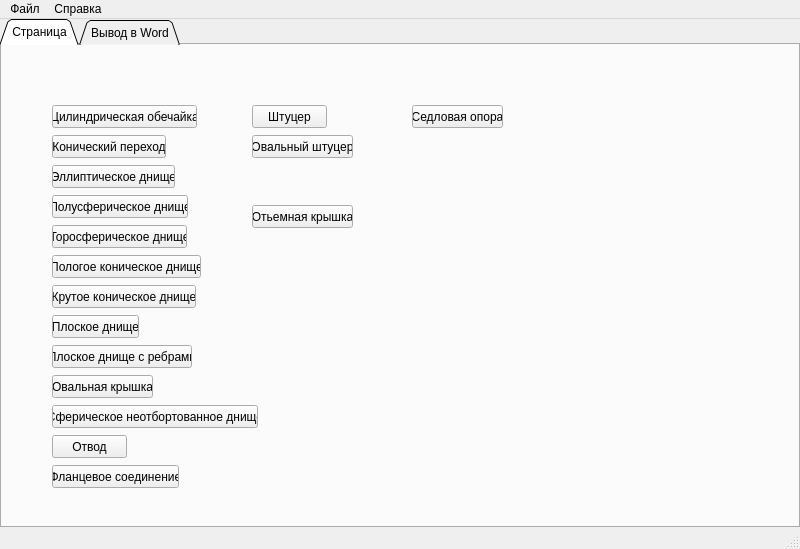
Above: Raschet/MainForm.ui from darkbgit/Raschet before the change. Below: the same form after it.
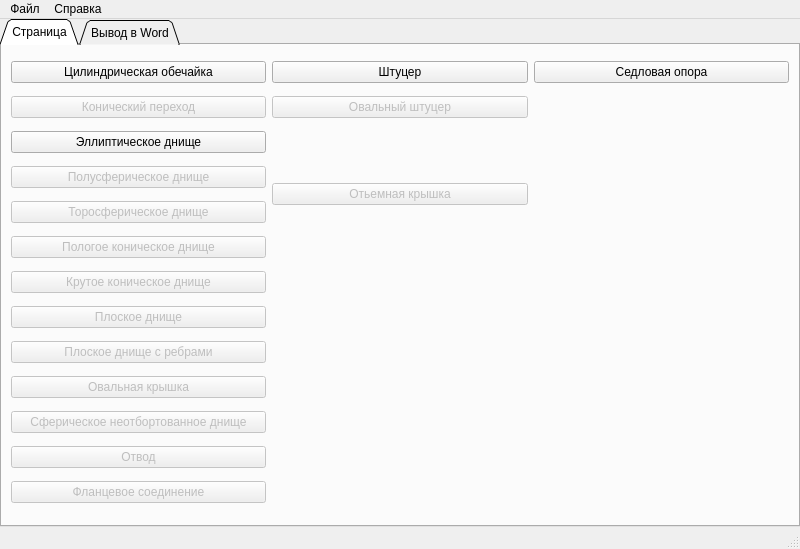
That is the form after the change.

What changed in the file:
```diff
--- a/Raschet/MainForm.ui
+++ b/Raschet/MainForm.ui
@@ -32,7 +32,7 @@
       <x>0</x>
       <y>0</y>
       <width>800</width>
-      <height>509</height>
+      <height>508</height>
      </rect>
     </property>
     <property name="sizePolicy">
@@ -66,227 +66,166 @@
      <attribute name="title">
       <string>Страница</string>
      </attribute>
+     <layout class="QGridLayout" name="gridLayout_3">
+      <item row="0" column="0">
      <widget class="QPushButton" name="pb_ob">
-      <property name="geometry">
-       <rect>
-        <x>50</x>
-        <y>60</y>
-        <width>145</width>
-        <height>23</height>
-       </rect>
-      </property>
       <property name="text">
        <string>Цилиндрическая обечайка</string>
       </property>
      </widget>
+      </item>
+      <item row="0" column="1">
+       <widget class="QPushButton" name="pushButton_12">
+        <property name="text">
+         <string>Штуцер</string>
+        </property>
+       </widget>
+      </item>
+      <item row="0" column="2">
+       <widget class="QPushButton" name="pbSaddle">
+        <property name="text">
+         <string>Седловая опора</string>
+        </property>
+       </widget>
+      </item>
+      <item row="1" column="0">
      <widget class="QPushButton" name="pb_kon">
-      <property name="geometry">
-       <rect>
-        <x>50</x>
-        <y>90</y>
-        <width>114</width>
-        <height>23</height>
-       </rect>
+        <property name="enabled">
+         <bool>false</bool>
       </property>
       <property name="text">
        <string>Конический переход</string>
       </property>
      </widget>
+      </item>
+      <item row="1" column="1">
+       <widget class="QPushButton" name="pushButton_13">
+        <property name="enabled">
+         <bool>false</bool>
+        </property>
+        <property name="text">
+         <string>Овальный штуцер</string>
+        </property>
+       </widget>
+      </item>
+      <item row="2" column="0">
      <widget class="QPushButton" name="pb_el">
-      <property name="geometry">
-       <rect>
-        <x>50</x>
-        <y>120</y>
-        <width>123</width>
-        <height>23</height>
-       </rect>
-      </property>
       <property name="text">
        <string>Эллиптическое днище</string>
       </property>
      </widget>
+      </item>
+      <item row="3" column="0">
      <widget class="QPushButton" name="pushButton_4">
-      <property name="geometry">
-       <rect>
-        <x>50</x>
-        <y>150</y>
-        <width>136</width>
-        <height>23</height>
-       </rect>
+        <property name="enabled">
+         <bool>false</bool>
       </property>
       <property name="text">
        <string>Полусферическое днище</string>
       </property>
      </widget>
+      </item>
+      <item row="3" column="1" rowspan="2">
+       <widget class="QPushButton" name="pushButton_16">
+        <property name="enabled">
+         <bool>false</bool>
+        </property>
+        <property name="text">
+         <string>Отьемная крышка</string>
+        </property>
+       </widget>
+      </item>
+      <item row="4" column="0">
      <widget class="QPushButton" name="pushButton_5">
-      <property name="geometry">
-       <rect>
-        <x>50</x>
-        <y>180</y>
-        <width>135</width>
-        <height>23</height>
-       </rect>
+        <property name="enabled">
+         <bool>false</bool>
       </property>
       <property name="text">
        <string>Торосферическое днище</string>
       </property>
      </widget>
+      </item>
+      <item row="5" column="0">
      <widget class="QPushButton" name="pushButton_6">
-      <property name="geometry">
-       <rect>
-        <x>50</x>
-        <y>210</y>
-        <width>149</width>
-        <height>23</height>
-       </rect>
+        <property name="enabled">
+         <bool>false</bool>
       </property>
       <property name="text">
        <string>Пологое коническое днище</string>
       </property>
      </widget>
+      </item>
+      <item row="6" column="0">
      <widget class="QPushButton" name="pushButton_7">
-      <property name="geometry">
-       <rect>
-        <x>50</x>
-        <y>240</y>
-        <width>144</width>
-        <height>23</height>
-       </rect>
+        <property name="enabled">
+         <bool>false</bool>
       </property>
       <property name="text">
        <string>Крутое коническое днище</string>
       </property>
      </widget>
+      </item>
+      <item row="7" column="0">
      <widget class="QPushButton" name="pushButton_8">
-      <property name="geometry">
-       <rect>
-        <x>50</x>
-        <y>270</y>
-        <width>87</width>
-        <height>23</height>
-       </rect>
+        <property name="enabled">
+         <bool>false</bool>
       </property>
       <property name="text">
        <string>Плоское днище</string>
       </property>
      </widget>
+      </item>
+      <item row="8" column="0">
      <widget class="QPushButton" name="pushButton_9">
-      <property name="geometry">
-       <rect>
-        <x>50</x>
-        <y>300</y>
-        <width>140</width>
-        <height>23</height>
-       </rect>
+        <property name="enabled">
+         <bool>false</bool>
       </property>
       <property name="text">
        <string>Плоское днище с ребрами</string>
       </property>
      </widget>
+      </item>
+      <item row="9" column="0">
      <widget class="QPushButton" name="pushButton_10">
-      <property name="geometry">
-       <rect>
-        <x>50</x>
-        <y>330</y>
-        <width>101</width>
-        <height>23</height>
-       </rect>
+        <property name="enabled">
+         <bool>false</bool>
       </property>
       <property name="text">
        <string>Овальная крышка</string>
       </property>
      </widget>
-     <widget class="QPushButton" name="pushButton_11">
-      <property name="geometry">
-       <rect>
-        <x>50</x>
-        <y>360</y>
-        <width>206</width>
-        <height>23</height>
-       </rect>
-      </property>
-      <property name="text">
-       <string>Сферическое неотбортованное днище</string>
-      </property>
-     </widget>
-     <widget class="QPushButton" name="pushButton_12">
-      <property name="geometry">
-       <rect>
-        <x>250</x>
-        <y>60</y>
-        <width>75</width>
-        <height>23</height>
-       </rect>
-      </property>
-      <property name="text">
-       <string>Штуцер</string>
-      </property>
-     </widget>
-     <widget class="QPushButton" name="pushButton_13">
-      <property name="geometry">
-       <rect>
-        <x>250</x>
-        <y>90</y>
-        <width>101</width>
-        <height>23</height>
-       </rect>
-      </property>
-      <property name="text">
-       <string>Овальный штуцер</string>
-      </property>
-     </widget>
+      </item>
+      <item row="11" column="0">
      <widget class="QPushButton" name="pushButton_14">
-      <property name="geometry">
-       <rect>
-        <x>50</x>
-        <y>390</y>
-        <width>75</width>
-        <height>23</height>
-       </rect>
+        <property name="enabled">
+         <bool>false</bool>
       </property>
       <property name="text">
        <string>Отвод</string>
       </property>
      </widget>
+      </item>
+      <item row="12" column="0">
      <widget class="QPushButton" name="pushButton_15">
-      <property name="geometry">
-       <rect>
-        <x>50</x>
-        <y>420</y>
-        <width>127</width>
-        <height>23</height>
-       </rect>
+        <property name="enabled">
+         <bool>false</bool>
       </property>
       <property name="text">
        <string>Фланцевое соединение</string>
       </property>
      </widget>
-     <widget class="QPushButton" name="pushButton_16">
-      <property name="geometry">
-       <rect>
-        <x>250</x>
-        <y>160</y>
-        <width>101</width>
-        <height>23</height>
-       </rect>
+      </item>
+      <item row="10" column="0">
+       <widget class="QPushButton" name="pushButton_11">
+        <property name="enabled">
+         <bool>false</bool>
       </property>
       <property name="text">
-       <string>Отьемная крышка</string>
-      </property>
-     </widget>
-     <widget class="QPushButton" name="pbSaddle">
-      <property name="geometry">
-       <rect>
-        <x>410</x>
-        <y>60</y>
-        <width>91</width>
-        <height>23</height>
-       </rect>
-      </property>
-      <property name="text">
-       <string>Седловая опора</string>
-      </property>
-     </widget>
+         <string>Сферическое неотбортованное днище</string>
+        </property>
+       </widget>
+      </item>
+     </layout>
     </widget>
     <widget class="QWidget" name="tab_word">
      <attribute name="title">
```
Left out of the diff: 87 changed lines with no effect on the pictures. Lines whose indentation alone changed are shown as unchanged.
